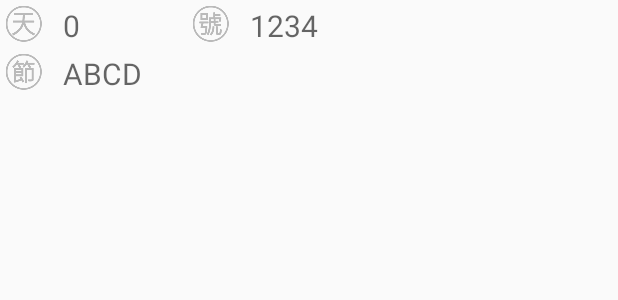
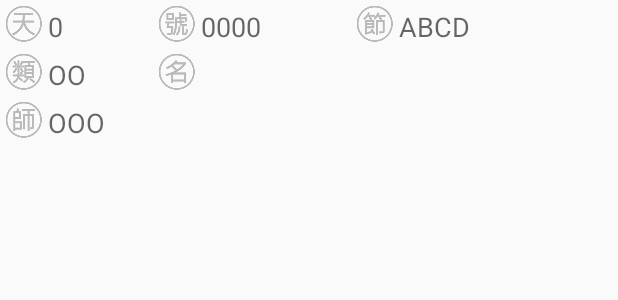
Before and after one commit to qaz10102030/Campus_UI, an Android app: the layout add_course_item.xml on its own in the app's theme, with its tools: preview values and no code run, on a phone screen of 412 x 824 dp. Shown: the top 300 px of the screen. Run offline under Robolectric (Android 15) with nearby library versions, the phone set to English and light mode, and no system bars.

Commit message:
10/11 push

```diff
--- /dev/null
+++ b/app/src/main/java/net/kaijie/campus_ui/CourseAdapter.java
@@ -0,0 +1,48 @@
+package net.kaijie.campus_ui;
+
+import android.content.Context;
+import android.view.LayoutInflater;
+import android.view.View;
+import android.view.ViewGroup;
+import android.widget.ArrayAdapter;
+import android.widget.TextView;
+
+import java.util.ArrayList;
+import java.util.List;
+
+/**
+ * Created by User on 2017/10/6.
+ */
+public class CourseAdapter extends ArrayAdapter<Course> {
+    private List<Course> courseList = new ArrayList<>();
+
+    public CourseAdapter(Context context, int resource) {
+        super(context, resource);
+    }
+
+    @Override
+    public void add(Course object) {
+        courseList.add(object);
+        super.add(object);
+    }
+
+    @Override
+    public View getView(int position, View convertView, ViewGroup parent) {
+        Course courseObj = getItem(position);
+        LayoutInflater inflater = (LayoutInflater)this.getContext().getSystemService(Context.LAYOUT_INFLATER_SERVICE);
+        convertView = inflater.inflate(R.layout.add_course_item,parent,false);
+        TextView tv_day = (TextView) convertView.findViewById(R.id.tv_day);
+        TextView tv_serial = (TextView) convertView.findViewById(R.id.tv_serial);
+        TextView tv_schedule = (TextView) convertView.findViewById(R.id.tv_schedule);
+        TextView tv_require = (TextView) convertView.findViewById(R.id.tv_require);
+        TextView tv_name = (TextView) convertView.findViewById(R.id.tv_name);
+        TextView tv_teacher = (TextView) convertView.findViewById(R.id.tv_teacher);
+        tv_day.setText(courseObj.getday());
+        tv_serial.setText(courseObj.getserial());
+        tv_schedule.setText(courseObj.getschedule());
+        tv_require.setText(courseObj.getrequire());
+        tv_name.setText(courseObj.getname());
+        tv_teacher.setText(courseObj.getteacher());
+        return convertView;
+    }
+}
--- a/app/src/main/res/layout/add_course_activity.xml
+++ b/app/src/main/res/layout/add_course_activity.xml
@@ -3,9 +3,14 @@
     android:orientation="vertical" android:layout_width="match_parent"
     android:layout_height="match_parent">
 
-    <ImageView
+    <SearchView
         android:layout_width="wrap_content"
         android:layout_height="wrap_content"
-        android:id="@+id/imageView2"
-        android:src="@style/course_item" />
+        android:id="@+id/searchView" />
+
+    <ListView
+        android:layout_width="match_parent"
+        android:layout_height="wrap_content"
+        android:id="@+id/listView" />
+
 </LinearLayout>
--- a/app/src/main/res/layout/add_course_item.xml
+++ b/app/src/main/res/layout/add_course_item.xml
@@ -1,7 +1,7 @@
 <?xml version="1.0" encoding="utf-8"?>
 <RelativeLayout xmlns:android="http://schemas.android.com/apk/res/android"
     android:layout_width="match_parent"
-    android:layout_height="match_parent">
+    android:layout_height="wrap_content">
 
     <ImageView
         android:layout_width="wrap_content"
@@ -16,51 +16,102 @@
         android:layout_width="wrap_content"
         android:layout_height="wrap_content"
         android:id="@+id/imageView3"
-        android:layout_below="@+id/imageView"
-        android:layout_alignParentStart="true"
-        android:src="@drawable/course_item_schedule" />
+        android:src="@drawable/course_item_schedule"
+        android:layout_alignParentTop="true"
+        android:layout_toEndOf="@+id/imageView4"
+        android:layout_marginStart="100dp" />
+
+    <ImageView
+        android:layout_width="wrap_content"
+        android:layout_height="wrap_content"
+        android:id="@+id/imageView4"
+        android:layout_marginStart="70dp"
+        android:src="@drawable/course_item_serial"
+        android:layout_alignParentTop="true"
+        android:layout_toEndOf="@+id/imageView" />
 
     <TextView
         android:layout_width="wrap_content"
         android:layout_height="wrap_content"
         android:textAppearance="?android:attr/textAppearanceMedium"
         android:text="0"
-        android:textSize="20dp"
-        android:id="@+id/textView"
+        android:id="@+id/tv_day"
         android:layout_alignParentTop="true"
         android:layout_toEndOf="@+id/imageView"
-        android:layout_marginStart="10dp"
-        android:layout_marginTop="3dp" />
+        android:layout_marginTop="5dp" />
+
+    <TextView
+        android:layout_width="wrap_content"
+        android:layout_height="wrap_content"
+        android:textAppearance="?android:attr/textAppearanceMedium"
+        android:text="0000"
+        android:id="@+id/tv_serial"
+        android:layout_alignParentTop="true"
+        android:layout_toEndOf="@+id/imageView4"
+        android:layout_marginTop="5dp" />
 
     <TextView
         android:layout_width="wrap_content"
         android:layout_height="wrap_content"
         android:textAppearance="?android:attr/textAppearanceMedium"
         android:text="ABCD"
-        android:textSize="20dp"
-        android:id="@+id/textView2"
-        android:layout_below="@+id/imageView"
-        android:layout_alignStart="@+id/textView"
-        android:layout_marginTop="3dp" />
+        android:id="@+id/tv_schedule"
+        android:layout_alignParentTop="true"
+        android:layout_toEndOf="@+id/imageView3"
+        android:layout_marginTop="5dp" />
 
     <ImageView
         android:layout_width="wrap_content"
         android:layout_height="wrap_content"
-        android:id="@+id/imageView4"
-        android:layout_marginStart="30dp"
-        android:src="@drawable/course_item_serial"
-        android:layout_alignParentTop="true"
-        android:layout_toEndOf="@+id/textView2" />
+        android:id="@+id/imageView2"
+        android:layout_below="@+id/imageView"
+        android:layout_alignParentStart="true"
+        android:src="@drawable/course_item_require" />
+
+    <ImageView
+        android:layout_width="wrap_content"
+        android:layout_height="wrap_content"
+        android:id="@+id/imageView5"
+        android:src="@drawable/course_item_name"
+        android:layout_below="@+id/imageView4"
+        android:layout_alignStart="@+id/imageView4" />
 
     <TextView
         android:layout_width="wrap_content"
         android:layout_height="wrap_content"
         android:textAppearance="?android:attr/textAppearanceMedium"
-        android:text="1234"
-        android:textSize="20dp"
-        android:id="@+id/textView3"
-        android:layout_alignParentTop="true"
-        android:layout_toEndOf="@+id/imageView4"
-        android:layout_marginStart="10dp"
-        android:layout_marginTop="3dp" />
+        android:id="@+id/tv_name"
+        android:layout_alignTop="@+id/imageView5"
+        android:layout_toEndOf="@+id/imageView5"
+        android:layout_marginTop="5dp"
+        android:ems="10"/>
+
+    <TextView
+        android:layout_width="wrap_content"
+        android:layout_height="wrap_content"
+        android:textAppearance="?android:attr/textAppearanceMedium"
+        android:text="OO"
+        android:id="@+id/tv_require"
+        android:layout_alignTop="@+id/imageView2"
+        android:layout_toEndOf="@+id/imageView2"
+        android:layout_marginTop="5dp" />
+
+    <ImageView
+        android:layout_width="wrap_content"
+        android:layout_height="wrap_content"
+        android:id="@+id/imageView6"
+        android:layout_below="@+id/imageView2"
+        android:layout_alignParentStart="true"
+        android:src="@drawable/course_item_teacher" />
+
+    <TextView
+        android:layout_width="wrap_content"
+        android:layout_height="wrap_content"
+        android:textAppearance="?android:attr/textAppearanceMedium"
+        android:text="OOO"
+        android:id="@+id/tv_teacher"
+        android:layout_below="@+id/imageView2"
+        android:layout_toEndOf="@+id/imageView2"
+        android:layout_marginTop="5dp" />
+
 </RelativeLayout>
```
